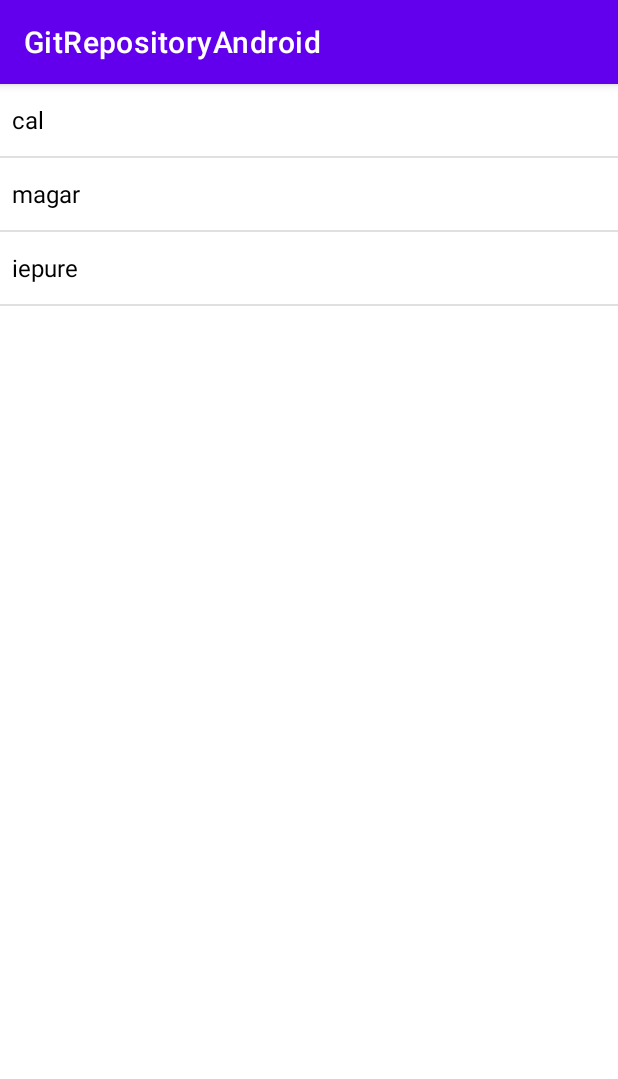
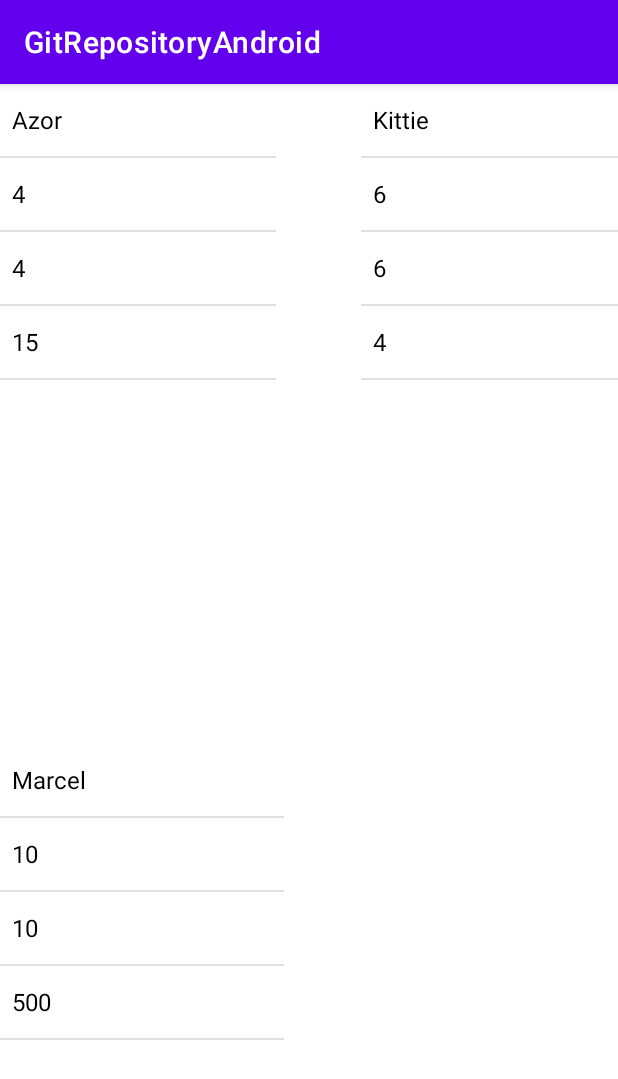
Before and after one commit to AlinSterie/GitRepositoryAndroid, an Android app: the screen it shows after launch (MainActivity), on a phone screen of 412 x 824 dp. Shown: the top 1079 px of the screen. Run offline under Robolectric (Android 15) with nearby library versions, the phone set to English and light mode, and no system bars.

Commit message:
“messge”

```diff
--- a/app/src/main/java/com/example/gitrepositoryandroid/MainActivity.java
+++ b/app/src/main/java/com/example/gitrepositoryandroid/MainActivity.java
@@ -3,20 +3,44 @@ package com.example.gitrepositoryandroid;
 import androidx.appcompat.app.AppCompatActivity;
 import android.os.Bundle;
 import android.widget.ListView;
-import android.widget.TextView;
 import android.widget.ArrayAdapter;
 
-import java.util.Arrays;
+public class MainActivity extends AppCompatActivity {
+    public class Animal{
+        String name;
+        String age;
+        String race;
+        String weight;
+        public Animal(String n,String a,String r,String w){
+            name=n;
+            age=a;
+            race=a;
+            weight=w;
+        }
+        public String[] return_details(Animal animal){
+            String[] details=new String[]{animal.name, animal.age, animal.race,animal.weight};
+            return details;
+        }
+    }
+    String[] s=new String[]{"cal", "magar", "iepure"};
+    Animal dog=new Animal("Azor","4","Doberman","15");
+    Animal cat=new Animal("Kittie","6","Bengal","4");
+    Animal horse=new Animal("Marcel","10","Arabian","500");
 
-public class MainActivity extends AppCompatActivity {
-    String[] s=new String[]{"cal", "magar", "iepure"};
     @Override
     protected void onCreate(Bundle savedInstanceState) {
         super.onCreate(savedInstanceState);
         setContentView(R.layout.activity_main);
-        ArrayAdapter adapter= new ArrayAdapter<>(this, R.layout.support_simple_spinner_dropdown_item, s);
-        ListView listView=(ListView)findViewById(R.id.listView);
-        listView.setAdapter(adapter);
+        ArrayAdapter adapter1= new ArrayAdapter<>(this, R.layout.support_simple_spinner_dropdown_item, dog.return_details(dog));
+        ListView listView1=(ListView)findViewById(R.id.listView1);
+        listView1.setAdapter(adapter1);
+        ArrayAdapter adapter2= new ArrayAdapter<>(this, R.layout.support_simple_spinner_dropdown_item, cat.return_details(cat));
+        ListView listView2=(ListView)findViewById(R.id.listView2);
+        listView2.setAdapter(adapter2);
+        ArrayAdapter adapter3= new ArrayAdapter<>(this, R.layout.support_simple_spinner_dropdown_item,horse.return_details(horse));
+        ListView listView3=(ListView)findViewById(R.id.listView3);
+        listView3.setAdapter(adapter3);
+
     }
 
 }
--- a/app/src/main/res/layout/activity_main.xml
+++ b/app/src/main/res/layout/activity_main.xml
@@ -8,13 +8,26 @@
     tools:context=".MainActivity">
 
     <ListView
-        android:id="@+id/listView"
-        android:layout_width="match_parent"
-        android:layout_height="match_parent"
-        app:layout_constraintBottom_toBottomOf="parent"
-        app:layout_constraintEnd_toEndOf="parent"
+        android:id="@+id/listView1"
+        android:layout_width="184dp"
+        android:layout_height="306dp"
         app:layout_constraintStart_toStartOf="parent"
         app:layout_constraintTop_toTopOf="parent" />
 
+    <ListView
+        android:id="@+id/listView2"
+        android:layout_width="171dp"
+        android:layout_height="306dp"
+        app:layout_constraintEnd_toEndOf="parent"
+        app:layout_constraintTop_toTopOf="parent" />
+
+    <ListView
+        android:id="@+id/listView3"
+        android:layout_width="189dp"
+        android:layout_height="328dp"
+        app:layout_constraintBottom_toBottomOf="parent"
+        app:layout_constraintStart_toStartOf="parent" />
+
+
 
 </androidx.constraintlayout.widget.ConstraintLayout>
```
